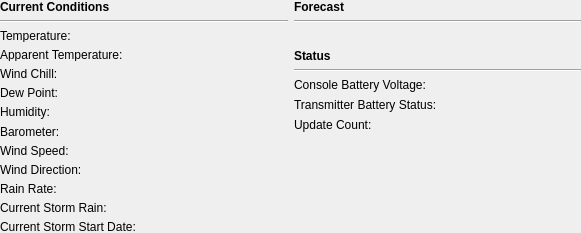
This is desktop/livedatawidget.ui in davidrg/zxweather as Qt 5 draws it before an edit. The edited form follows.
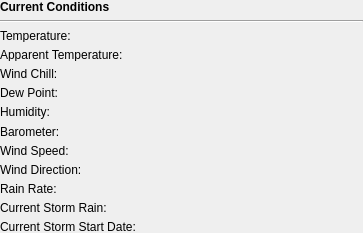
This is the edited form. Icons and pictures are not drawn.

Commit message: Move forecast and status panels out into separate widgets.

The edit to the form file:
```diff
--- a/desktop/livedatawidget.ui
+++ b/desktop/livedatawidget.ui
@@ -6,19 +6,19 @@
    <rect>
     <x>0</x>
     <y>0</y>
-    <width>581</width>
+    <width>363</width>
     <height>233</height>
    </rect>
   </property>
   <property name="minimumSize">
    <size>
-    <width>581</width>
+    <width>0</width>
     <height>233</height>
    </size>
   </property>
   <property name="maximumSize">
    <size>
-    <width>581</width>
+    <width>16777215</width>
     <height>233</height>
    </size>
   </property>
@@ -38,124 +38,7 @@
    <property name="bottomMargin">
     <number>0</number>
    </property>
-   <item row="1" column="1">
-    <layout class="QGridLayout" name="statusLayout">
-     <item row="3" column="1">
-      <widget class="QLabel" name="lblTxBattery">
-       <property name="text">
-        <string/>
-       </property>
-      </widget>
-     </item>
-     <item row="0" column="0">
-      <widget class="QLabel" name="label_11">
-       <property name="text">
-        <string>&lt;b&gt;Status&lt;/b&gt;</string>
-       </property>
-      </widget>
-     </item>
-     <item row="2" column="0">
-      <widget class="QLabel" name="label_13">
-       <property name="text">
-        <string>Console Battery Voltage:</string>
-       </property>
-      </widget>
-     </item>
-     <item row="3" column="0">
-      <widget class="QLabel" name="label_17">
-       <property name="text">
-        <string>Transmitter Battery Status:</string>
-       </property>
-      </widget>
-     </item>
-     <item row="4" column="1">
-      <widget class="QLabel" name="lblUpdateCount">
-       <property name="text">
-        <string/>
-       </property>
-      </widget>
-     </item>
-     <item row="4" column="0">
-      <widget class="QLabel" name="label_19">
-       <property name="text">
-        <string>Update Count:</string>
-       </property>
-      </widget>
-     </item>
-     <item row="2" column="1">
-      <widget class="QLabel" name="lblConsoleBattery">
-       <property name="text">
-        <string/>
-       </property>
-      </widget>
-     </item>
-     <item row="1" column="0" colspan="2">
-      <widget class="Line" name="line_2">
-       <property name="orientation">
-        <enum>Qt::Horizontal</enum>
-       </property>
-      </widget>
-     </item>
-    </layout>
-   </item>
-   <item row="0" column="1">
-    <layout class="QGridLayout" name="forecastLayout">
-     <item row="0" column="0" colspan="2">
-      <widget class="QLabel" name="label_9">
-       <property name="text">
-        <string>&lt;b&gt;Forecast&lt;/b&gt;</string>
-       </property>
-      </widget>
-     </item>
-     <item row="2" column="0">
-      <widget class="QLabel" name="lblForecastIcon">
-       <property name="maximumSize">
-        <size>
-         <width>16</width>
-         <height>16</height>
-        </size>
-       </property>
-       <property name="text">
-        <string/>
-       </property>
-       <property name="pixmap">
-        <pixmap resource="resources.qrc">:/icons/weather/clear</pixmap>
-       </property>
-      </widget>
-     </item>
-     <item row="2" column="1">
-      <widget class="QLabel" name="lblForecast">
-       <property name="text">
-        <string/>
-       </property>
-       <property name="wordWrap">
-        <bool>true</bool>
-       </property>
-      </widget>
-     </item>
-     <item row="1" column="0" colspan="2">
-      <widget class="Line" name="line_3">
-       <property name="orientation">
-        <enum>Qt::Horizontal</enum>
-       </property>
-      </widget>
-     </item>
-    </layout>
-   </item>
-   <item row="2" column="1">
-    <spacer name="verticalSpacer">
-     <property name="orientation">
-      <enum>Qt::Vertical</enum>
-     </property>
-     <property name="sizeHint" stdset="0">
-      <size>
-       <width>20</width>
-       <height>40</height>
-      </size>
-     </property>
-    </spacer>
-   </item>
-   <item row="0" column="0" rowspan="3">
+   <item row="0" column="0" rowspan="2">
     <layout class="QGridLayout" name="conditionsLayout">
      <item row="7" column="0">
       <widget class="QLabel" name="label_7">
```
Left out of the diff: 4 changed lines with no effect on the pictures. The commit also changes 11 other files.
